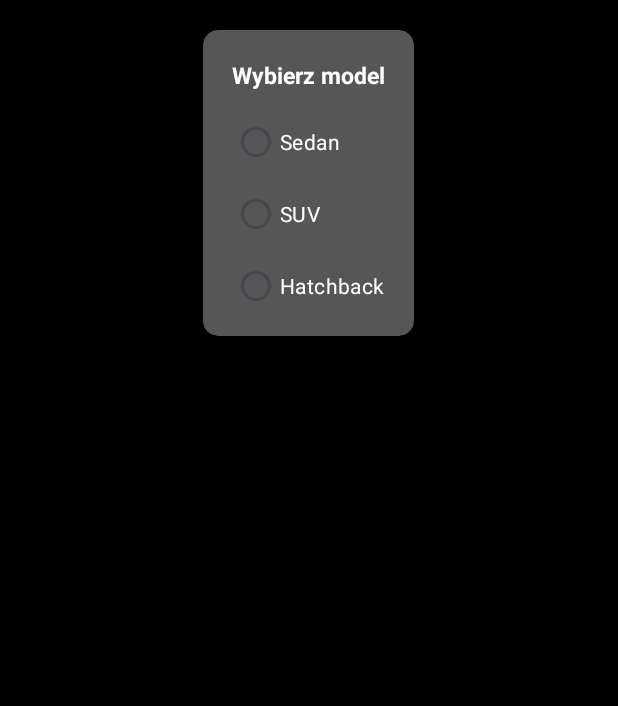
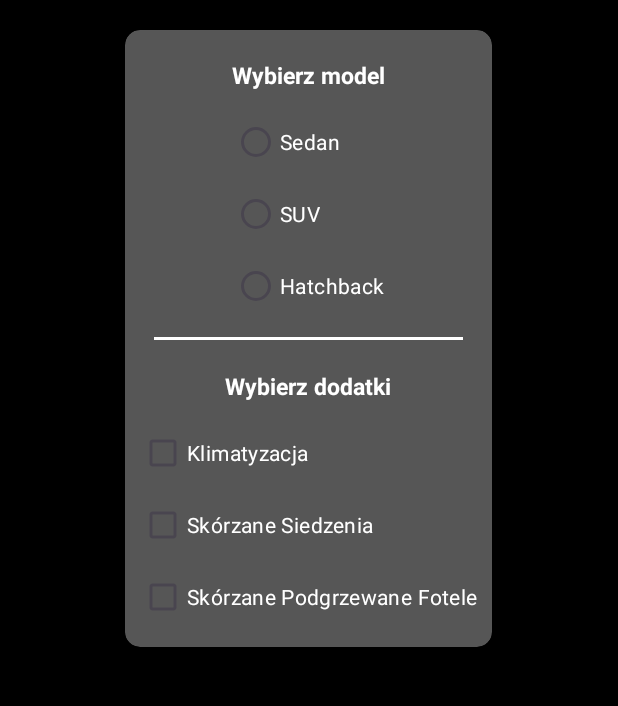
Before and after one commit to UlaRzyj/KonfiguratorSamochodu, an Android app: the screen it shows after launch (MainActivity), on a phone screen of 412 x 824 dp, the part 41-747 px from its top. Run offline under Robolectric (Android 15) with nearby library versions, the phone set to English and light mode, and no system bars.

Commit message:
Created CheckBox 3x

```diff
--- a/app/src/main/res/layout/activity_main.xml
+++ b/app/src/main/res/layout/activity_main.xml
@@ -40,7 +40,8 @@
                 android:text="Wybierz model"
                 android:textColor="@color/white"
                 android:textSize="15dp"
-                android:textStyle="bold" />
+                android:textStyle="bold"
+                android:layout_gravity="center"/>
 
             <RadioGroup
                 android:id="@+id/carModels"
@@ -69,8 +70,48 @@
 
             </RadioGroup>
 
+            <View
+                android:layout_width="match_parent"
+                android:layout_height="2dp"
+                android:background="@color/white"
+                android:layout_margin="10dp"
+                />
+            <TextView
+                android:id="@+id/textview"
+                android:layout_width="match_parent"
+                android:layout_height="wrap_content"
+                android:layout_margin="10dp"
+                android:text="Wybierz dodatki"
+                android:textSize="15sp"
+                android:textColor="@color/white"
+                android:textStyle="bold"
+                android:gravity="center"/>
+
+            <CheckBox
+                android:id="@+id/klimatyzacja"
+                android:layout_width="wrap_content"
+                android:layout_height="wrap_content"
+                android:text="Klimatyzacja"
+                android:textColor="@color/white"/>
+
+            <CheckBox
+                android:id="@+id/skorzaneSiedzenia"
+                android:layout_width="wrap_content"
+                android:layout_height="wrap_content"
+                android:text="Skórzane Siedzenia"
+                android:textColor="@color/white"/>
+
+            <CheckBox
+                android:id="@+id/podgrzewaneFotele"
+                android:layout_width="wrap_content"
+                android:layout_height="wrap_content"
+                android:text="Skórzane Podgrzewane Fotele"
+                android:textColor="@color/white"/>
+
         </LinearLayout>
 
     </androidx.cardview.widget.CardView>
 
+
+
 </LinearLayout>
```
Also changed, not shown: app/src/main/res/drawable/hatchback.webp (added), app/src/main/res/drawable/sedan.webp (added), app/src/main/res/drawable/suv.webp (added).
